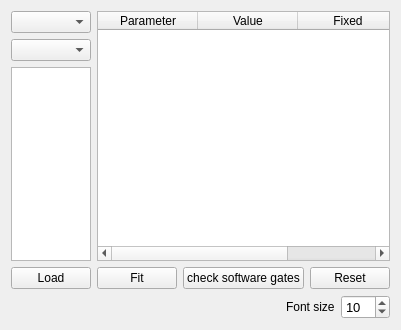
Qt form source/Gui/Ui_InteractiveFit.ui (lasersphere/Tilda) before a commit.
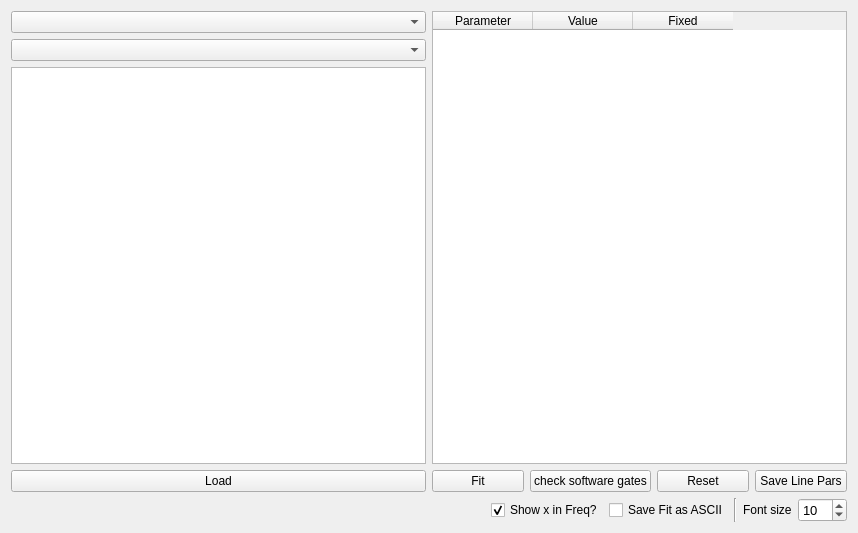
The same form after that commit.

Patch:
```diff
--- a/source/Gui/Ui_InteractiveFit.ui
+++ b/source/Gui/Ui_InteractiveFit.ui
@@ -6,8 +6,8 @@
    <rect>
     <x>0</x>
     <y>0</y>
-    <width>381</width>
-    <height>330</height>
+    <width>858</width>
+    <height>533</height>
    </rect>
   </property>
   <property name="windowTitle">
@@ -89,6 +89,13 @@
            </property>
           </widget>
          </item>
+         <item>
+          <widget class="QPushButton" name="bParsToDB">
+           <property name="text">
+            <string>Save Line Pars</string>
+           </property>
+          </widget>
+         </item>
         </layout>
        </item>
       </layout>
@@ -126,6 +133,36 @@
        </property>
       </spacer>
      </item>
+     <item>
+      <widget class="QCheckBox" name="cX_in_freq">
+       <property name="layoutDirection">
+        <enum>Qt::LeftToRight</enum>
+       </property>
+       <property name="text">
+        <string>Show x in Freq?</string>
+       </property>
+       <property name="checked">
+        <bool>true</bool>
+       </property>
+      </widget>
+     </item>
+     <item>
+      <widget class="QCheckBox" name="cSave_fit">
+       <property name="layoutDirection">
+        <enum>Qt::LeftToRight</enum>
+       </property>
+       <property name="text">
+        <string>Save Fit as ASCII</string>
+       </property>
+      </widget>
+     </item>
+     <item>
+      <widget class="Line" name="line">
+       <property name="orientation">
+        <enum>Qt::Vertical</enum>
+       </property>
+      </widget>
+     </item>
      <item>
       <widget class="QLabel" name="label">
        <property name="text">
```
